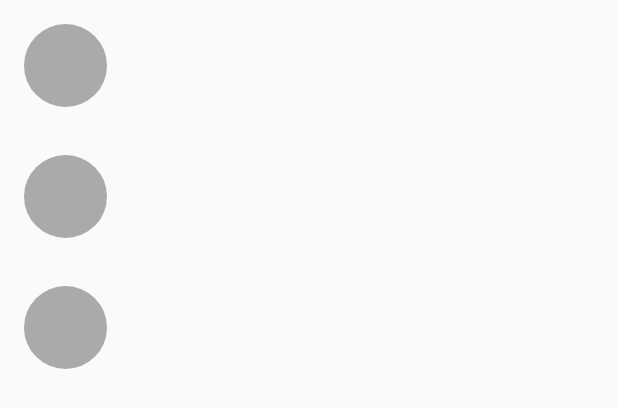
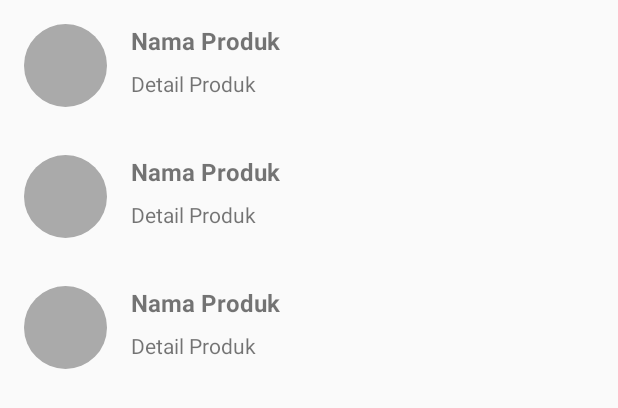
Before and after one commit to rikowijayanto/andro_final_1, an Android app: the layout activity_main.xml on its own in the app's theme, with its tools: preview values and no code run, on a phone screen of 412 x 824 dp. Shown: the top 408 px of the screen. Run offline under Robolectric (Android 15) with nearby library versions, the phone set to English and light mode, and no system bars.

Commit message:
Template done

```diff
--- a/app/src/main/res/values/strings.xml
+++ b/app/src/main/res/values/strings.xml
@@ -1,5 +1,5 @@
 <resources>
     <string name="app_name">Riko Shop</string>
-    <string name="produk_name" />
-    <string name="produk_detail" />
+    <string name="produk_name"> Nama Produk </string>/
+    <string name="produk_detail" > Detail Produk </string>
 </resources>
```
